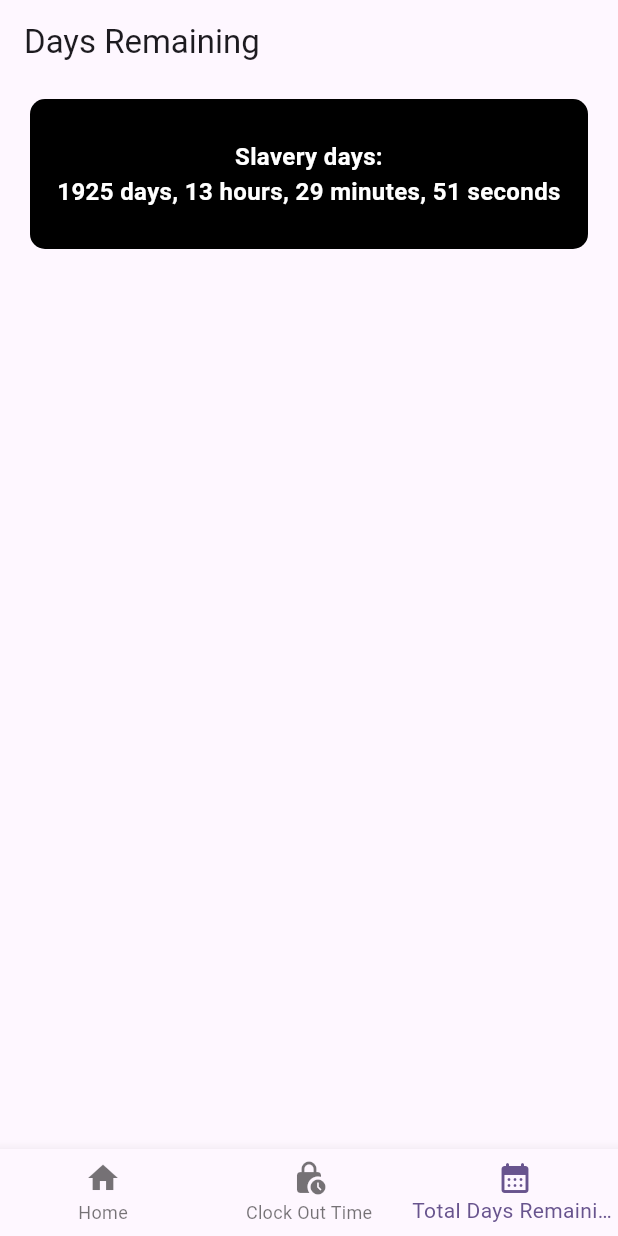
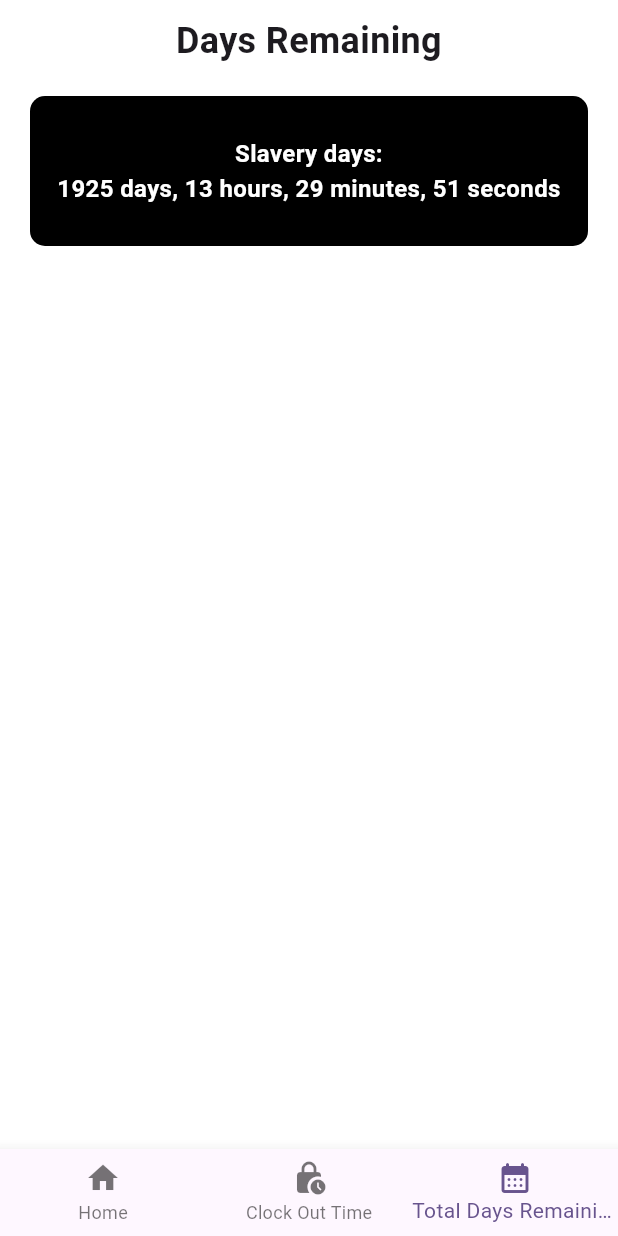
Before and after one commit to maxstain/desktop-manager, a Flutter app: the screen it shows after launch, item 3 of the bottom bar chosen, on a phone screen of 412 x 824 dp. Run offline on Flutter 3.47's test engine with Material 2 defaults, Android fonts, the phone set to English and light mode, and no system bars; our stand-ins replace lottie.

Commit message:
[FIX]: Fixing some bugs

```diff
--- a/lib/Views/DaysRemainingPage.dart
+++ b/lib/Views/DaysRemainingPage.dart
@@ -16,12 +16,22 @@ class _DaysRemainingPageState extends State<DaysRemainingPage> {
   @override
   Widget build(BuildContext context) {
     double offset = 30;
-    return Scaffold(
-      appBar: AppBar(
-        title: const Text('Days Remaining'),
+    return ListView(
+      children: [
+        Container(
+          margin: const EdgeInsets.symmetric(
+            horizontal: 20,
+            vertical: 10,
           ),
-      body: ListView(
-        children: [
+          child: const Text(
+            'Days Remaining',
+            textAlign: TextAlign.center,
+            style: TextStyle(
+              fontSize: 24,
+              fontWeight: FontWeight.bold,
+            ),
+          ),
+        ),
         Container(
           decoration: BoxDecoration(
             borderRadius: BorderRadius.circular(10),
@@ -64,7 +74,6 @@ class _DaysRemainingPageState extends State<DaysRemainingPage> {
           ),
         ),
       ],
-      ),
     );
   }
 }
```
Also changed, not shown: lib/Views/ClouckOutPage.dart (+15 -6 lines). Lines whose indentation alone changed are shown as unchanged.
